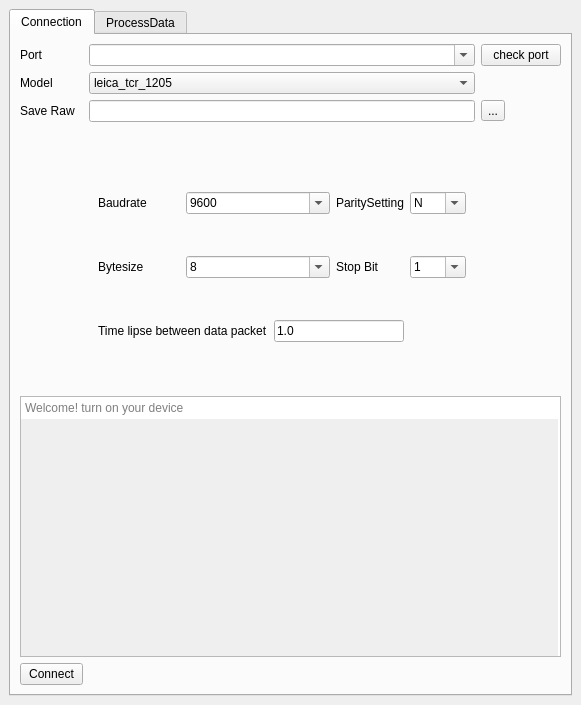
Old version of the form totalstation_dialog_base.ui in the repository enzococca/totalopenstationToQgis.
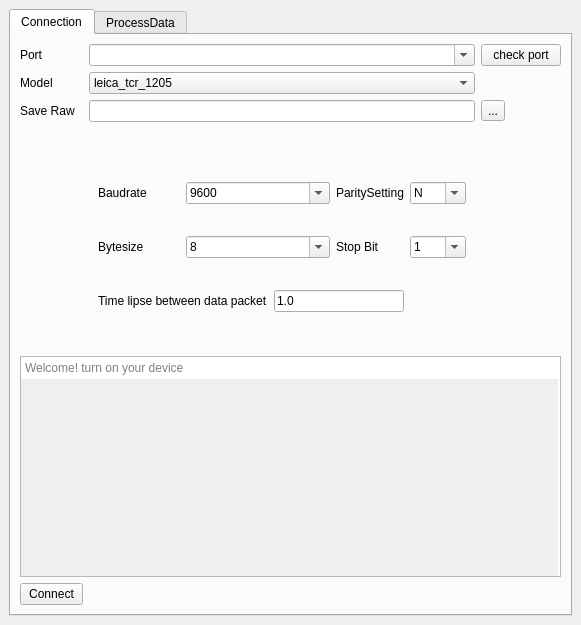
New version of the form. Icons and pictures are not drawn. Custom widgets are drawn as their Qt base class.

The edit to the form file:
```diff
--- a/totalstation_dialog_base.ui
+++ b/totalstation_dialog_base.ui
@@ -7,7 +7,7 @@
     <x>0</x>
     <y>0</y>
     <width>581</width>
-    <height>705</height>
+    <height>625</height>
    </rect>
   </property>
   <property name="windowTitle">
```
